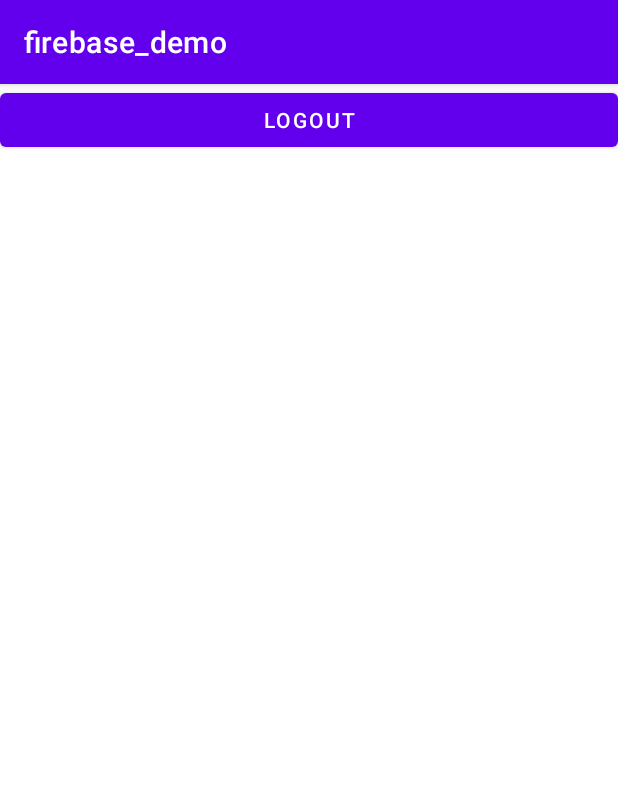
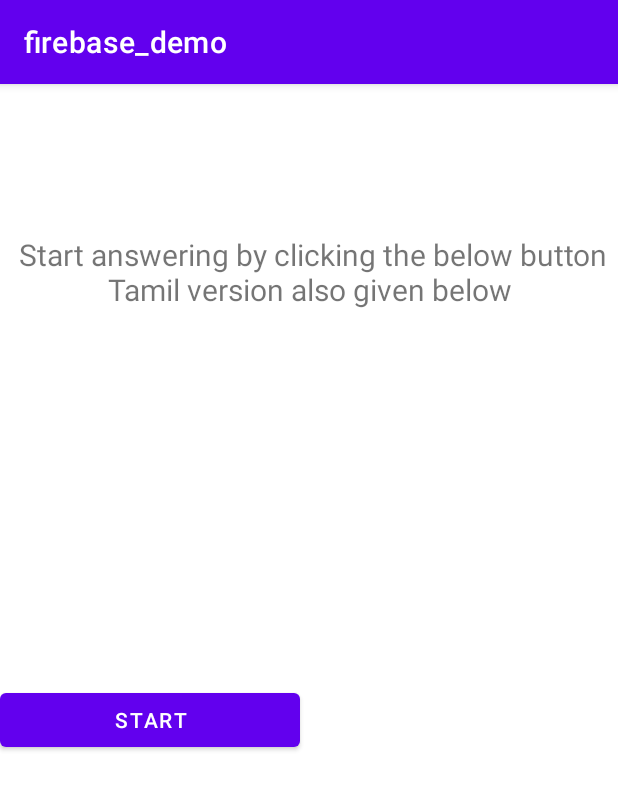
Before and after one commit to Kannadasa/firebase_demo, an Android app: the MainActivity screen opened directly, with no data from a screen before it, on a phone screen of 412 x 824 dp. Shown: the top 790 px of the screen. Run offline under Robolectric (Android 15) with nearby library versions, the phone set to English and light mode, and no system bars.

Commit message:
Question 1

```diff
--- a/app/src/main/AndroidManifest.xml
+++ b/app/src/main/AndroidManifest.xml
@@ -9,7 +9,9 @@
         android:roundIcon="@mipmap/ic_launcher_round"
         android:supportsRtl="true"
         android:theme="@style/Theme.Firebase_demo">
-        <activity android:name=".MainActivity"></activity>
+        <activity android:name=".Question1Activity"></activity>
+        <activity android:name=".MainActivity" />
+        <activity android:name=".LogoutActivity" />
         <activity android:name=".LoginActivity" />
         <activity android:name=".RegisterActivity" />
         <activity android:name=".StartActivity">
--- a/app/src/main/java/com/example/firebase_demo/LoginActivity.java
+++ b/app/src/main/java/com/example/firebase_demo/LoginActivity.java
@@ -4,7 +4,6 @@ import androidx.appcompat.app.AppCompatActivity;
 
 import android.content.Intent;
 import android.os.Bundle;
-import android.util.Log;
 import android.view.View;
 import android.widget.Button;
 import android.widget.EditText;
--- a/app/src/main/java/com/example/firebase_demo/MainActivity.java
+++ b/app/src/main/java/com/example/firebase_demo/MainActivity.java
@@ -8,26 +8,27 @@ import android.view.View;
 import android.widget.Button;
 import android.widget.Toast;
 
-import com.google.firebase.auth.FirebaseAuth;
-
 public class MainActivity extends AppCompatActivity {
 
-    private Button logout;
+    private Button start;
+
 
     @Override
     protected void onCreate(Bundle savedInstanceState) {
         super.onCreate(savedInstanceState);
         setContentView(R.layout.activity_main);
 
-        logout = findViewById(R.id.logout);
+        start = findViewById(R.id.start);
 
-        logout.setOnClickListener(new View.OnClickListener() {
+        start.setOnClickListener(new View.OnClickListener() {
             @Override
             public void onClick(View v) {
-                FirebaseAuth.getInstance();
-                Toast.makeText(MainActivity.this, "Logged out", Toast.LENGTH_SHORT).show();
-                startActivity(new Intent(MainActivity.this, StartActivity.class));
+                Toast.makeText(MainActivity.this,"Start the questionnaire",Toast.LENGTH_SHORT).show();
+                startActivity(new Intent(MainActivity.this, Question1Activity.class));
+
             }
         });
+
+
     }
 }
--- a/app/src/main/java/com/example/firebase_demo/RegisterActivity.java
+++ b/app/src/main/java/com/example/firebase_demo/RegisterActivity.java
@@ -15,8 +15,6 @@ import com.google.android.gms.tasks.OnCompleteListener;
 import com.google.android.gms.tasks.Task;
 import com.google.firebase.auth.AuthResult;
 import com.google.firebase.auth.FirebaseAuth;
-
-import java.util.SplittableRandom;
 
 public class RegisterActivity extends AppCompatActivity {
 
@@ -62,7 +60,7 @@ public class RegisterActivity extends AppCompatActivity {
             public void onComplete(@NonNull Task<AuthResult> task) {
                 if (task.isSuccessful()) {
                     Toast.makeText(RegisterActivity.this, "Registering user successful", Toast.LENGTH_SHORT).show();
-                    startActivity(new Intent(RegisterActivity.this, MainActivity.class));
+                    startActivity(new Intent(RegisterActivity.this, LogoutActivity.class));
                     finish();
                 } else {
                     Toast.makeText(RegisterActivity.this, "Registration failed", Toast.LENGTH_SHORT).show();
--- a/app/src/main/res/layout/activity_main.xml
+++ b/app/src/main/res/layout/activity_main.xml
@@ -1,16 +1,26 @@
 <?xml version="1.0" encoding="utf-8"?>
-<androidx.constraintlayout.widget.ConstraintLayout xmlns:android="http://schemas.android.com/apk/res/android"
+<RelativeLayout xmlns:android="http://schemas.android.com/apk/res/android"
     xmlns:app="http://schemas.android.com/apk/res-auto"
     xmlns:tools="http://schemas.android.com/tools"
     android:layout_width="match_parent"
     android:layout_height="match_parent"
     tools:context=".MainActivity">
 
+    <TextView
+        android:layout_width="match_parent"
+        android:layout_height="200dp"
+        android:text=" Start answering by clicking the below button
+        Tamil version also given below"
+        android:layout_marginTop="100dp"
+        android:textSize="20sp"
+        android:id="@+id/text"
+        android:textAlignment="center" />
+
     <Button
-        android:layout_width="match_parent"
+        android:layout_width="200dp"
         android:layout_height="wrap_content"
+        android:layout_below="@+id/text"
         android:layout_marginTop="100dp"
-        android:id="@+id/logout"
-        android:text="Logout" />
-
-</androidx.constraintlayout.widget.ConstraintLayout>
+        android:id="@+id/start"
+        android:text="Start" />
+</RelativeLayout>
```
Also changed, not shown: app/src/main/java/com/example/firebase_demo/LogoutActivity.java (added, +33 -0 lines), app/src/main/java/com/example/firebase_demo/Question1Activity.java (added, +21 -0 lines), app/src/main/res/layout/activity_logout.xml (added, +16 -0 lines), app/src/main/res/layout/activity_question1.xml (added, +35 -0 lines).
